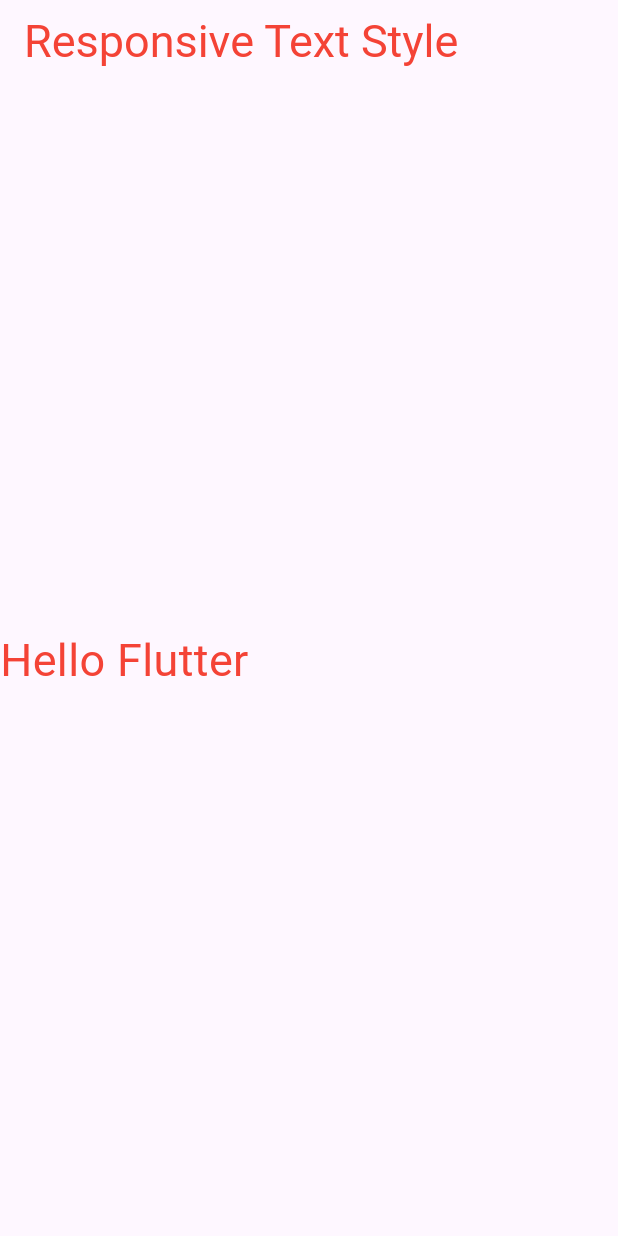
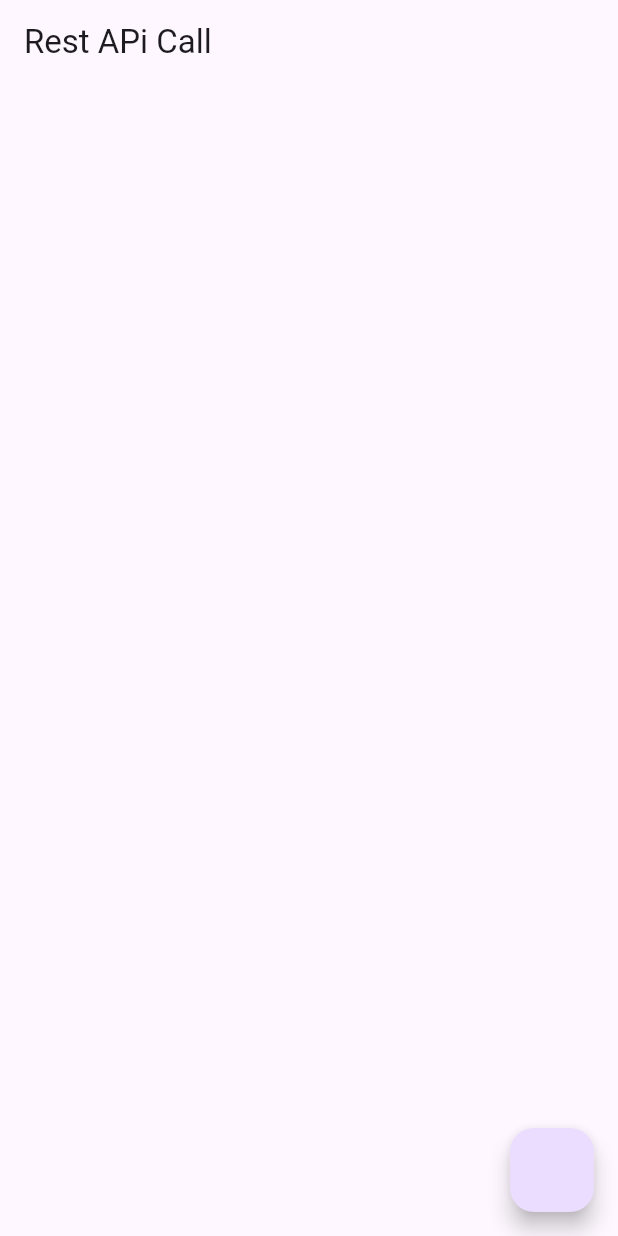
Before and after one commit to pieash9/first-flutter, a Flutter app: the screen it shows after launch, on a phone screen of 412 x 824 dp. Run offline on Flutter 3.47's test engine with Material 3 defaults, Android fonts, the phone set to English and light mode, and no system bars.

Commit message:
added api call

```diff
--- a/lib/main.dart
+++ b/lib/main.dart
@@ -1,50 +1,18 @@
-import 'package:app1/style.dart';
 import 'package:flutter/material.dart';
 
+import 'screen/home.dart';
+
 void main() {
-  // is where execution starts.
-  runApp(
-    const MyApp(),
-  ); // application .. runApp() tells Flutter: “Start the app and show this widget on screen.”
+  runApp(const MyApp());
 }
 
 class MyApp extends StatelessWidget {
-  // StatelessWidget = the UI doesn’t change dynamically.
-  const MyApp({
-    super.key,
-  }); // const MyApp() is the root widget of your app. super.key = helps Flutter identify the widget uniquely (used for optimization).
+  const MyApp({super.key});
 
   @override
   Widget build(BuildContext context) {
-    // TODO: implement build
     return MaterialApp(
-      theme: ThemeData(primarySwatch: Colors.green),
-      darkTheme: ThemeData(primarySwatch: Colors.green),
-      color: Colors.green,
-      debugShowCheckedModeBanner: false,
-      home: HomeActivity(),
-    ); // home: HomeActivity() = the first screen the user sees. const here makes it immutable and faster.
-  }
-}
-
-class HomeActivity extends StatefulWidget {
-  const HomeActivity({super.key});
-
-  @override
-  State<HomeActivity> createState() => _HomeActivityState();
-}
-
-class _HomeActivityState extends State<HomeActivity> {
-  @override
-  Widget build(BuildContext context) {
-    return Scaffold(
-      appBar: AppBar(
-        title: Text("Responsive Text Style", style: HeadLine(context)),
-      ),
-      body: Column(
-        mainAxisAlignment: MainAxisAlignment.center,
-        children: [Text("Hello Flutter", style: HeadLine(context))],
-      ),
+      home: HomeScreen(),
     );
   }
 }
--- /dev/null
+++ b/lib/model/user.dart
@@ -0,0 +1,25 @@
+class User {
+  final String gender;
+  final String email;
+  final String phone;
+  final String cell;
+  final String nat;
+  final UserName name;
+
+  User({
+    required this.gender,
+    required this.email,
+    required this.phone,
+    required this.cell,
+    required this.nat,
+    required this.name,
+  });
+}
+
+class UserName {
+  final String title;
+  final String first;
+  final String last;
+
+  UserName({required this.title, required this.first, required this.last});
+}
--- /dev/null
+++ b/lib/screen/home.dart
@@ -0,0 +1,70 @@
+import 'dart:convert';
+
+import 'package:app1/model/user.dart';
+import 'package:flutter/material.dart';
+import 'package:http/http.dart' as http;
+
+class HomeScreen extends StatefulWidget {
+  const HomeScreen({super.key});
+
+  @override
+  State<HomeScreen> createState() => _HomeScreenState();
+}
+
+class _HomeScreenState extends State<HomeScreen> {
+  List<User> users = [];
+
+  @override
+  Widget build(BuildContext context) {
+    return Scaffold(
+      appBar: AppBar(title: Text("Rest APi Call")),
+      body: ListView.builder(
+        itemCount: users.length,
+        itemBuilder: (context, index) {
+          final user = users[index];
+          final email = user.email;
+          final gender = user.gender;
+          final color = user.gender == "male" ? Colors.blue : Colors.pink;
+          return ListTile(
+            // leading: CircleAvatar(child: Image.network(imageUrl)),
+            title: Text(user.name.first),
+            // tileColor: color,
+            subtitle: Text(user.phone),
+          );
+        },
+      ),
+      floatingActionButton: FloatingActionButton(onPressed: fetchUsers),
+    );
+  }
+
+  void fetchUsers() async {
+    print("Fetching Users");
+    final url = "https://randomuser.me/api/?results=100";
+    final uri = Uri.parse(url);
+    final response = await http.get(uri);
+    final body = response.body;
+    final json = jsonDecode(body);
+    final results = json['results'] as List<dynamic>;
+    final transformed = results.map((e) {
+      final name = UserName(
+        title: e['name']['title'],
+        first: e["name"]['first'],
+        last: e['name']['last'],
+      );
+      return User(
+        cell: e['cell'],
+        email: e['email'],
+        gender: e['gender'],
+        nat: e['nat'],
+        phone: e['phone'],
+        name: name,
+      );
+    }).toList();
+
+    setState(() {
+      users = transformed;
+    });
+
+    print("fetch user completed");
+  }
+}
--- a/pubspec.yaml
+++ b/pubspec.yaml
@@ -35,6 +35,8 @@ dependencies:
   # Use with the CupertinoIcons class for iOS style icons.
   cupertino_icons: ^1.0.8
   responsive_grid: ^2.4.4
+  flutter_bootstrap: ^2.0.0
+  http: ^1.5.0
 
 dev_dependencies:
   flutter_test:
```
Also changed, not shown: pubspec.lock.
